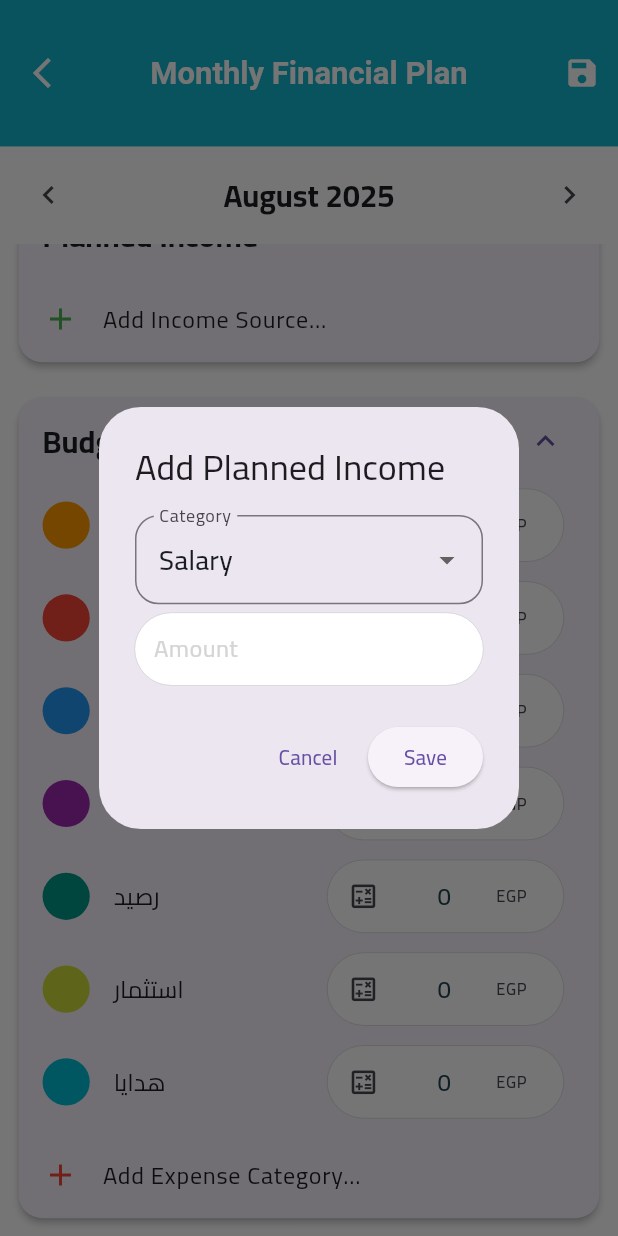
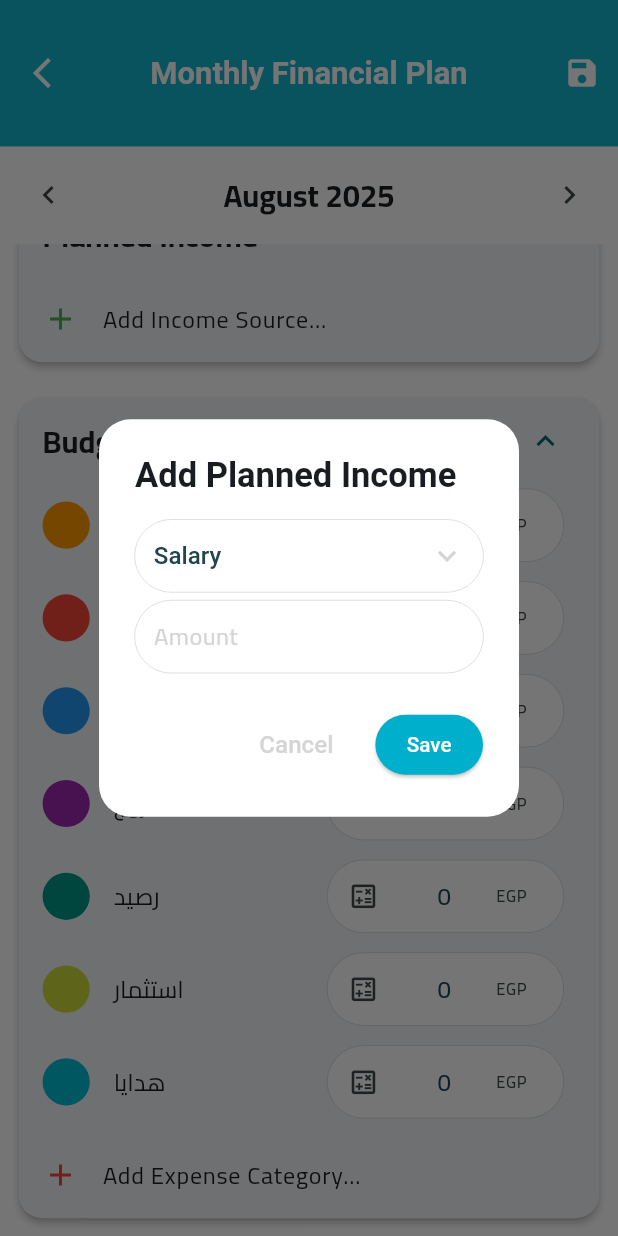
Before and after one commit to AhmadMahdaly/My-Money, a Flutter app: the _MonthlyPlanView screen opened directly, scrolled down 202 dp, after a tap on "Add Income Source...", on a phone screen of 412 x 824 dp. Run offline on Flutter 3.47's test engine with Material 3 defaults, Android fonts, the phone set to English and light mode, and no system bars; our stand-ins replace bloc, equatable, fl_chart, flutter_bloc, flutter_local_notifications, flutter_svg and 4 more; missing offline and left inert: app_usage, flutter_background_service, installed_apps, notification_listener_service; accounts and stored records are empty.

Commit message:
fix monthly_plan issue

```diff
--- /dev/null
+++ b/lib/core/shared_widgets/custom_dropdown_button.dart
@@ -0,0 +1,70 @@
+import 'package:flutter/material.dart';
+import 'package:opration/core/responsive/responsive_config.dart';
+import 'package:opration/core/shared_widgets/custom_primary_textfield.dart';
+import 'package:opration/core/theme/colors.dart';
+import 'package:opration/core/theme/text_style.dart';
+
+class CustomDropdownButtonFormField<T> extends StatelessWidget {
+  const CustomDropdownButtonFormField({
+    required this.items,
+    required this.onChanged,
+    super.key,
+    this.value,
+    this.hintText,
+    this.validator,
+    this.prefix,
+  });
+
+  final List<DropdownMenuItem<T>> items;
+  final void Function(T?)? onChanged;
+  final T? value;
+  final String? hintText;
+  final String? Function(T?)? validator;
+  final Widget? prefix;
+
+  @override
+  Widget build(BuildContext context) {
+    return DropdownButtonFormField<T>(
+      // الخصائص الأساسية
+      value: value,
+      items: items,
+      onChanged: onChanged,
+      validator: validator,
+
+      // خصائص التصميم
+      isExpanded: true, // لجعل العنصر يملأ المساحة الأفقية
+      icon: const Icon(
+        Icons.keyboard_arrow_down,
+        color: AppColors.secondaryColor,
+      ),
+      style: Styles.style14W500.copyWith(
+        color: AppColors.thirdColor,
+      ), // ستايل النص المختار
+      dropdownColor:
+          AppColors.scaffoldBackgroundLightColor, // لون القائمة المنسدلة
+
+      decoration: InputDecoration(
+        // استخدام نفس الـ hint والـ style من الويدجت الأخرى
+        hintText: hintText,
+        hintStyle: Styles.style14W500.copyWith(
+          color: AppColors.secondaryColor,
+        ),
+
+        // استخدام نفس الإطار (Border)
+        border: customOutlineInputBorder(),
+        focusedBorder: customOutlineInputBorder(),
+        enabledBorder: customOutlineInputBorder(),
+        disabledBorder: customOutlineInputBorder(),
+
+        // بقية الخصائص
+        prefixIcon: prefix,
+        contentPadding: EdgeInsets.symmetric(
+          horizontal: 12.w,
+          vertical: 10.h,
+        ),
+        filled: true,
+        fillColor: AppColors.scaffoldBackgroundLightColor,
+      ),
+    );
+  }
+}
--- a/lib/core/shared_widgets/custom_primary_textfield.dart
+++ b/lib/core/shared_widgets/custom_primary_textfield.dart
@@ -97,6 +97,7 @@ class CustomPrimaryTextfield extends StatelessWidget {
       ),
     );
   }
+}
 
 OutlineInputBorder customOutlineInputBorder() {
   return OutlineInputBorder(
@@ -109,4 +110,3 @@ class CustomPrimaryTextfield extends StatelessWidget {
     ),
   );
 }
-}
--- a/lib/features/transactions/presentation/cubit/monthly_plan_cubit/monthly_plan_state.dart
+++ b/lib/features/transactions/presentation/cubit/monthly_plan_cubit/monthly_plan_state.dart
@@ -27,7 +27,6 @@ class MonthlyPlanState extends Equatable {
     MonthlyPlan? plan,
     DateTime? currentMonth,
     String? error,
-    // Helper to clear error message
     bool clearError = false,
   }) {
     return MonthlyPlanState(
--- a/lib/features/transactions/presentation/screens/monthly_plan_screen.dart
+++ b/lib/features/transactions/presentation/screens/monthly_plan_screen.dart
@@ -5,6 +5,7 @@ import 'package:intl/intl.dart';
 import 'package:opration/core/di.dart';
 import 'package:opration/core/responsive/responsive_config.dart';
 import 'package:opration/core/router/app_routes.dart';
+import 'package:opration/core/shared_widgets/custom_dropdown_button.dart';
 import 'package:opration/core/shared_widgets/custom_primary_textfield.dart';
 import 'package:opration/core/shared_widgets/show_custom_snackbar.dart';
 import 'package:opration/core/theme/colors.dart';
@@ -193,6 +194,26 @@ class _SummarySection extends StatelessWidget {
 
   @override
   Widget build(BuildContext context) {
+    final existingExpenseCategoryIds = context
+        .watch<TransactionCubit>()
+        .state
+        .allCategories
+        .where((c) => c.type == TransactionType.expense)
+        .map((c) => c.id)
+        .toSet();
+
+    final validPlannedExpenses = plan.expenses.where(
+      (p) => existingExpenseCategoryIds.contains(p.categoryId),
+    );
+
+    final totalBudgetedExpense = validPlannedExpenses.fold(
+      // ignore: prefer_int_literals
+      0.0,
+      (sum, item) => sum + item.budgetedAmount,
+    );
+
+    final projectedSavings = plan.totalPlannedIncome - totalBudgetedExpense;
+
     return Card(
       child: Padding(
         padding: EdgeInsets.all(16.r),
@@ -210,13 +231,13 @@ class _SummarySection extends StatelessWidget {
                 ),
                 _SummaryItem(
                   title: 'Expenses',
-                  amount: plan.totalBudgetedExpense,
+                  amount: totalBudgetedExpense,
                   color: AppColors.errorColor,
                 ),
                 _SummaryItem(
                   title: 'Savings',
-                  amount: plan.projectedSavings,
-                  color: plan.projectedSavings >= 0
+                  amount: projectedSavings,
+                  color: projectedSavings >= 0
                       ? AppColors.primaryColor
                       : AppColors.orangeColor,
                 ),
@@ -246,7 +267,7 @@ class _SummaryItem extends StatelessWidget {
         Text(title, style: Styles.style16W600),
         4.verticalSpace,
         Text(
-          '${amount.toStringAsFixed(2)} EGP',
+          '${amount.truncate()} EGP',
           style: Styles.style16Bold.copyWith(
             color: color,
           ),
@@ -259,31 +280,56 @@ class _SummaryItem extends StatelessWidget {
 class _PlannedIncomeSection extends StatelessWidget {
   const _PlannedIncomeSection({required this.plan});
   final MonthlyPlan plan;
+  void _deleteIncome(BuildContext context, PlannedIncome incomeToDelete) {
+    showDialog<void>(
+      context: context,
+      builder: (ctx) => AlertDialog(
+        title: const Text('Confirm Deletion'),
+        content: Text(
+          'Are you sure you want to delete the planned income "${incomeToDelete.name}"?',
+        ),
+        actions: [
+          TextButton(
+            onPressed: () => ctx.pop(),
+            child: const Text('Cancel'),
+          ),
+          TextButton(
+            onPressed: () {
+              final monthlyPlanCubit = context.read<MonthlyPlanCubit>();
+              final updatedIncomes = plan.incomes
+                  .where((i) => i.id != incomeToDelete.id)
+                  .toList();
+              monthlyPlanCubit.updatePlan(
+                plan.copyWith(incomes: updatedIncomes),
+              );
+              ctx.pop();
+            },
+            child: const Text('Delete', style: TextStyle(color: Colors.red)),
+          ),
+        ],
+      ),
+    );
+  }
 
   void _addOrEditIncome(BuildContext context, [PlannedIncome? income]) {
     final monthlyPlanCubit = context.read<MonthlyPlanCubit>();
-    final incomeCategories = context
-        .read<TransactionCubit>()
-        .state
-        .allCategories
+    final transactionCubit = context.read<TransactionCubit>();
+
+    final incomeCategories = transactionCubit.state.allCategories
         .where((c) => c.type == TransactionType.income)
         .toList();
 
     if (incomeCategories.isEmpty) {
-      showCustomSnackBar(
-        context,
-        msgColor: AppColors.scaffoldBackgroundLightColor,
-        message: 'Please add an income category first!',
+      ScaffoldMessenger.of(context).showSnackBar(
+        const SnackBar(content: Text('Please add an income category first!')),
       );
-
       return;
     }
 
     final amountController = TextEditingController(
-      text: income?.amount.toString() ?? '',
+      text: income?.amount.truncate().toString() ?? '',
     );
     final selectedDate = income?.date ?? DateTime.now();
-
     String? selectedCategoryId = incomeCategories
         .firstWhere(
           (cat) => cat.name == income?.name,
@@ -299,15 +345,32 @@ class _PlannedIncomeSection extends StatelessWidget {
           child: StatefulBuilder(
             builder: (context, setDialogState) {
               return AlertDialog(
-                title: Text(
-                  income == null ? 'Add Planned Income' : 'Edit Planned Income',
+                title: Row(
+                  children: [
+                    Text(
+                      income == null
+                          ? 'Add Planned Income'
+                          : 'Edit Planned Income',
+                    ),
+                    if (income != null)
+                      IconButton(
+                        icon: Icon(
+                          Icons.delete,
+                          size: 20.r,
+                          color: AppColors.errorColor,
+                        ),
+                        onPressed: () => _deleteIncome(context, income),
+                      )
+                    else
+                      const SizedBox.shrink(),
+                  ],
                 ),
                 content: Column(
                   mainAxisSize: MainAxisSize.min,
                   children: [
-                    DropdownButtonFormField<String>(
+                    CustomDropdownButtonFormField<String>(
                       value: selectedCategoryId,
-                      decoration: const InputDecoration(labelText: 'Category'),
+                      hintText: 'Category',
                       items: incomeCategories.map((
                         TransactionCategory category,
                       ) {
@@ -392,18 +455,25 @@ class _PlannedIncomeSection extends StatelessWidget {
               (income) => ListTile(
                 title: Text(income.name),
                 subtitle: Text(DateFormat.yMMMd().format(income.date)),
-                trailing: Text(
-                  '${income.amount.toStringAsFixed(2)} EGP',
-                  style: Styles.style14W700.copyWith(
-                    color: AppColors.successColor,
-                  ),
+                trailing: Row(
+                  mainAxisSize: MainAxisSize.min,
+                  children: [
+                    Text(
+                      '${income.amount.truncate()} EGP', // **FIX: Remove decimal points**
+                      style: TextStyle(
+                        fontSize: 14.sp,
+                        color: Colors.green,
+                        fontWeight: FontWeight.bold,
+                      ),
+                    ),
+                  ],
                 ),
                 onTap: () => _addOrEditIncome(context, income),
               ),
             ),
             ListTile(
               title: const Text('Add Income Source...'),
-              leading: Icon(Icons.add, color: AppColors.successColor),
+              leading: const Icon(Icons.add, color: Colors.green),
               onTap: () => _addOrEditIncome(context),
             ),
           ],
@@ -574,7 +644,7 @@ class _ExpenseBudgetTileState extends State<_ExpenseBudgetTile> {
                 ),
               );
               if (result != null) {
-                _controller.text = result.toStringAsFixed(2);
+                _controller.text = result.truncate().toString();
                 _updateExpenseInCubit(result);
               }
             },
```
Also changed, not shown: lib/core/theme/themes.dart (+40 -0 lines). Lines whose indentation alone changed are shown as unchanged.
